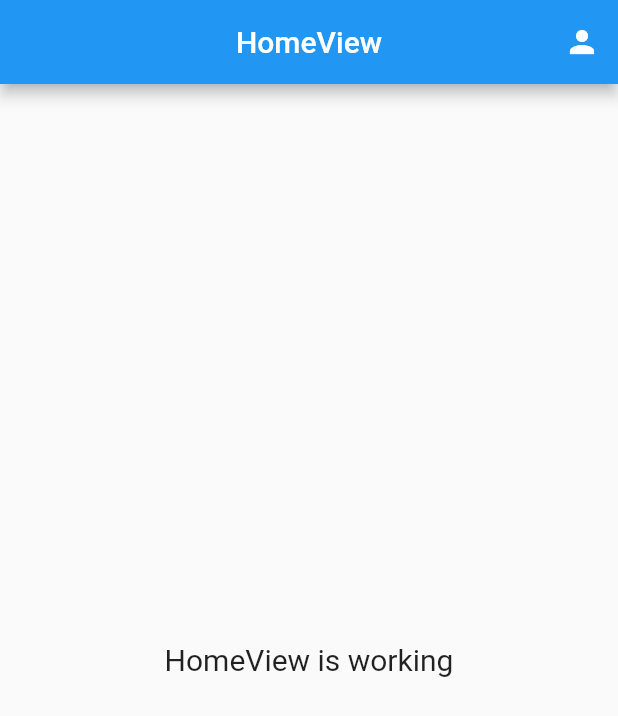
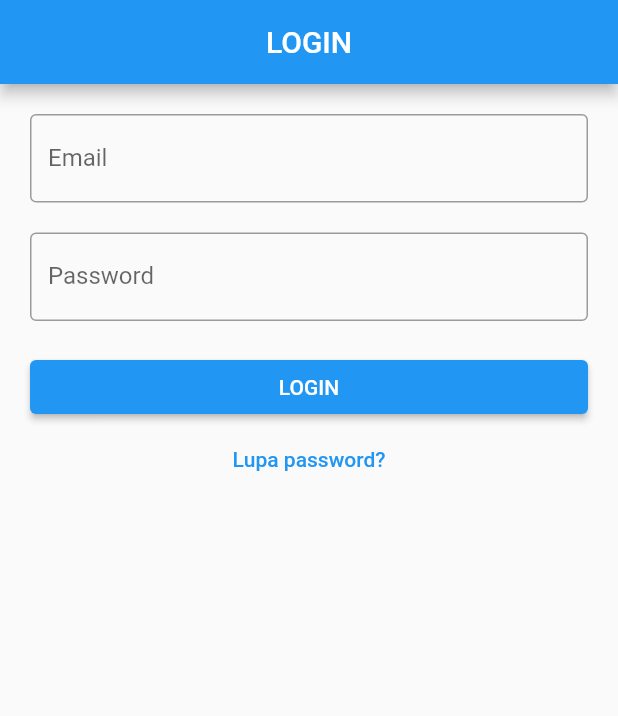
Before and after one commit to asbiqalalawi/presence, a Flutter app: the screen it shows after launch, on a phone screen of 412 x 824 dp. Shown: the top 716 px of the screen. Run offline on Flutter 3.47's test engine with Material 2 defaults, Android fonts, the phone set to English and light mode, and no system bars; our stand-ins replace cloud_firestore, firebase_auth, firebase_core, get; missing offline and left inert: cloud_firestore_web, firebase_auth_web, firebase_core_web, firebase_storage_web; accounts and stored records are empty.

Commit message:
Auth Login

```diff
--- /dev/null
+++ b/lib/app/modules/login/controllers/login_controller.dart
@@ -0,0 +1,43 @@
+import 'package:firebase_auth/firebase_auth.dart';
+import 'package:flutter/cupertino.dart';
+import 'package:get/get.dart';
+import 'package:presence/app/routes/app_pages.dart';
+
+class LoginController extends GetxController {
+  TextEditingController emailC = TextEditingController();
+  TextEditingController passC = TextEditingController();
+
+  FirebaseAuth auth = FirebaseAuth.instance;
+
+  void login() async {
+    if (emailC.text.isNotEmpty && passC.text.isNotEmpty) {
+      try {
+        UserCredential credential = await auth.signInWithEmailAndPassword(
+            email: emailC.text, password: passC.text);
+
+        print(credential);
+
+        if (credential.user != null) {
+          if (credential.user!.emailVerified == true) {
+            Get.offAllNamed(Routes.HOME);
+          } else {
+            Get.defaultDialog(
+                title: 'Verifikasi Email',
+                middleText:
+                    'Email belum diverifikasi. Silahkan verifikasi email terlebih dahulu.');
+          }
+        }
+      } on FirebaseAuthException catch (e) {
+        if (e.code == 'user-not-found') {
+          Get.snackbar('Terjadi Kesalahan', 'Email tidak terdaftar.');
+        } else if (e.code == 'wrong-password') {
+          Get.snackbar('Terjadi Kesalahan', 'Password salah.');
+        }
+      } catch (e) {
+        Get.snackbar('Terjadi Kesalahan', 'Tidak dapat Login.');
+      }
+    } else {
+      Get.snackbar('Terjadi Kesalahan', 'Email dan password harus diisi.');
+    }
+  }
+}
--- /dev/null
+++ b/lib/app/modules/login/views/login_view.dart
@@ -0,0 +1,45 @@
+import 'package:flutter/material.dart';
+
+import 'package:get/get.dart';
+
+import '../controllers/login_controller.dart';
+
+class LoginView extends GetView<LoginController> {
+  @override
+  Widget build(BuildContext context) {
+    return Scaffold(
+      appBar: AppBar(
+        title: const Text('LOGIN'),
+        centerTitle: true,
+      ),
+      body: ListView(
+        padding: const EdgeInsets.all(20),
+        children: [
+          TextField(
+            controller: controller.emailC,
+            decoration: InputDecoration(
+                labelText: 'Email', border: OutlineInputBorder()),
+          ),
+          const SizedBox(
+            height: 20,
+          ),
+          TextField(
+            controller: controller.passC,
+            obscureText: true,
+            decoration: InputDecoration(
+                labelText: 'Password', border: OutlineInputBorder()),
+          ),
+          const SizedBox(
+            height: 20,
+          ),
+          ElevatedButton(
+              onPressed: () {
+                controller.login();
+              },
+              child: const Text('LOGIN')),
+          TextButton(onPressed: () {}, child: const Text('Lupa password?'))
+        ],
+      ),
+    );
+  }
+}
--- a/lib/app/routes/app_pages.dart
+++ b/lib/app/routes/app_pages.dart
@@ -4,6 +4,8 @@ import '../modules/add_users/bindings/add_users_binding.dart';
 import '../modules/add_users/views/add_users_view.dart';
 import '../modules/home/bindings/home_binding.dart';
 import '../modules/home/views/home_view.dart';
+import '../modules/login/bindings/login_binding.dart';
+import '../modules/login/views/login_view.dart';
 
 part 'app_routes.dart';
 
@@ -23,5 +25,10 @@ class AppPages {
       page: () => AddUsersView(),
       binding: AddUsersBinding(),
     ),
+    GetPage(
+      name: _Paths.LOGIN,
+      page: () => LoginView(),
+      binding: LoginBinding(),
+    ),
   ];
 }
--- a/lib/app/routes/app_routes.dart
+++ b/lib/app/routes/app_routes.dart
@@ -5,10 +5,12 @@ abstract class Routes {
   Routes._();
   static const HOME = _Paths.HOME;
   static const ADD_USERS = _Paths.ADD_USERS;
+  static const LOGIN = _Paths.LOGIN;
 }
 
 abstract class _Paths {
   _Paths._();
   static const HOME = '/home';
   static const ADD_USERS = '/add-users';
+  static const LOGIN = '/login';
 }
--- a/lib/main.dart
+++ b/lib/main.dart
@@ -14,7 +14,7 @@ Future<void> main() async {
   runApp(
     GetMaterialApp(
       title: "Application",
-      initialRoute: AppPages.INITIAL,
+      initialRoute: Routes.LOGIN,
       getPages: AppPages.routes,
     ),
   );
```
Also changed, not shown: lib/app/modules/login/bindings/login_binding.dart (added, +12 -0 lines).
